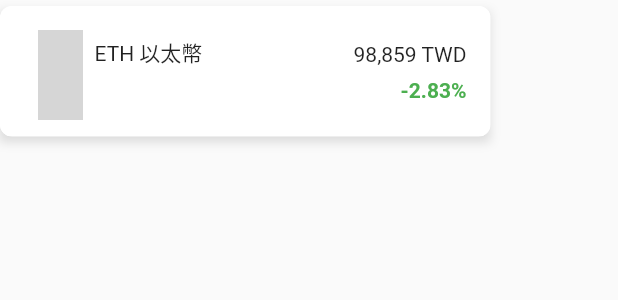
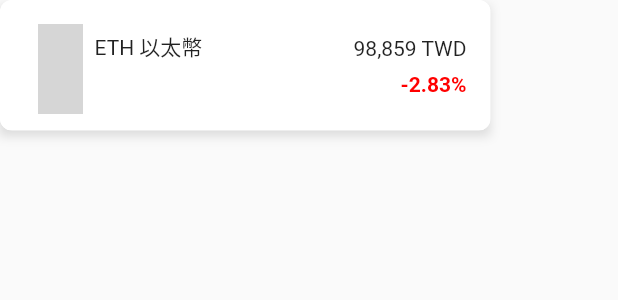
Before and after one commit to remagart/practice_ex, a Flutter app: the RenderMarketItem widget shown alone on an empty page, opened directly, on a phone screen of 412 x 824 dp. Shown: the top 300 px of the screen. Run offline on Flutter 3.47's test engine with Material 2 defaults, Android fonts, the phone set to English and light mode, and no system bars; network calls fail; grey boxes are pictures that could not be loaded.

Commit message:
scroll and color judge

```diff
--- a/practice_ex/lib/homescreen.dart
+++ b/practice_ex/lib/homescreen.dart
@@ -12,7 +12,11 @@ class HomeScrren extends StatefulWidget {
 
 class _HomeScrrenState extends State<HomeScrren> {
   int currentIdx = 1;
-  final List _children = [MarketScreen(), WalletScreen(), AccountScreen()];
+  final List _children = const [
+    MarketScreen(),
+    WalletScreen(),
+    AccountScreen()
+  ];
 
   @override
   Widget build(BuildContext context) {
--- a/practice_ex/lib/market/markeetscreen.dart
+++ b/practice_ex/lib/market/markeetscreen.dart
@@ -5,7 +5,7 @@ class MarketScreen extends StatelessWidget {
 
   @override
   Widget build(BuildContext context) {
-    return Container(
+    return SingleChildScrollView(
       child: Column(
         children: const [
           RenderProperty(),
@@ -184,6 +184,22 @@ class RenderMarketList extends StatelessWidget {
               coinName: "ETH 以太幣",
               value: "98,859 TWD",
               rate: "-2.83%"),
+          RenderMarketItem(
+            url:
+                "https://blockclub.webnode.tw/_files/200000041-5435755309/450/USDT.png?ph=d1f183e4ae",
+            coinName: "USDT 泰達幣",
+            value: "27.9991 TWD",
+            rate: "+0.25%",
+          ),
+          RenderMarketItem(
+            url: "https://company.bitoex.com/static/img/bitopro.5bf4554.png",
+            coinName: "BITO 幣託幣",
+            value: "2.0399",
+            rate: "-1.70%",
+          ),
+          SizedBox(
+            height: 30,
+          )
         ],
       ),
     );
@@ -207,7 +223,7 @@ class RenderMarketItem extends StatelessWidget {
   @override
   Widget build(BuildContext context) {
     return Container(
-      margin: EdgeInsets.only(top: 4),
+      margin: EdgeInsets.only(bottom: 16),
       width: 327,
       height: 87,
       child: Stack(
@@ -272,12 +288,7 @@ class RenderMarketItem extends StatelessWidget {
                               SizedBox(
                                 height: 8,
                               ),
-                              Text(
-                                rate,
-                                style: TextStyle(
-                                    color: Colors.green,
-                                    fontWeight: FontWeight.bold),
-                              )
+                              convertRate(rate),
                             ],
                           ),
                           right: 16,
@@ -290,4 +301,19 @@ class RenderMarketItem extends StatelessWidget {
       ),
     );
   }
+
+  Widget convertRate(r) {
+    String first = r[0];
+    Color color;
+    if ((first == "+")) {
+      color = const Color.fromARGB(0xFF, 0x00, 0xA0, 0x00);
+    } else {
+      color = const Color.fromARGB(0xFF, 0xFF, 0x00, 0x00);
+    }
+
+    return Text(
+      r,
+      style: TextStyle(color: color, fontWeight: FontWeight.bold),
+    );
+  }
 }
```
